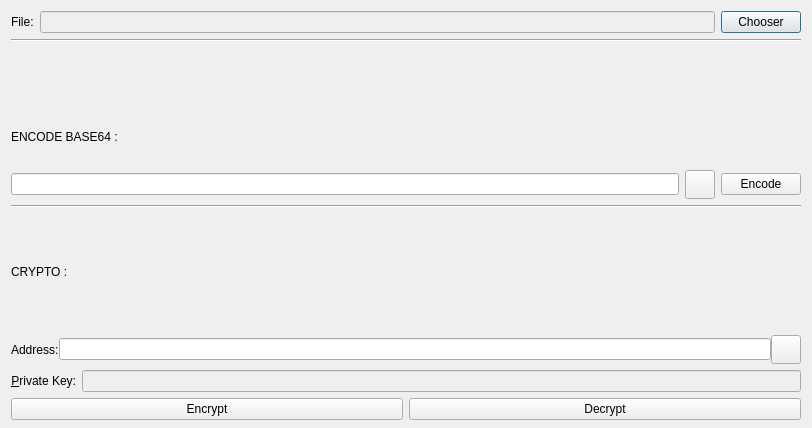
The window that src/qt/forms/encryptdecryptdialog.ui (mceme/ImageCoin) describes before a commit, drawn with Qt 5.
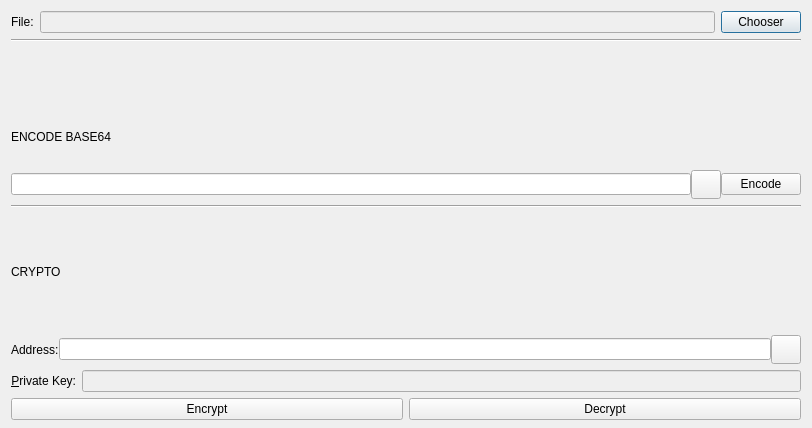
The same window after the commit. Custom widgets are drawn as their Qt base class.

The edit to the form file:
```diff
--- a/src/qt/forms/encryptdecryptdialog.ui
+++ b/src/qt/forms/encryptdecryptdialog.ui
@@ -70,7 +70,7 @@
      <item>
       <widget class="QLabel" name="label">
        <property name="text">
-        <string>ENCODE BASE64 :</string>
+        <string>ENCODE BASE64</string>
        </property>
       </widget>
      </item>
@@ -78,6 +78,9 @@
    </item>
    <item>
     <layout class="QHBoxLayout" name="horizontalLayout_2">
+     <property name="spacing">
+      <number>0</number>
+     </property>
      <item>
       <widget class="QLineEdit" name="lineEditimgbase64">
        <property name="enabled">
@@ -128,7 +131,7 @@
      <item>
       <widget class="QLabel" name="copyright">
        <property name="text">
-        <string>CRYPTO :</string>
+        <string>CRYPTO</string>
        </property>
       </widget>
      </item>
```
Left out of the diff: 6 changed lines with no effect on the pictures.
